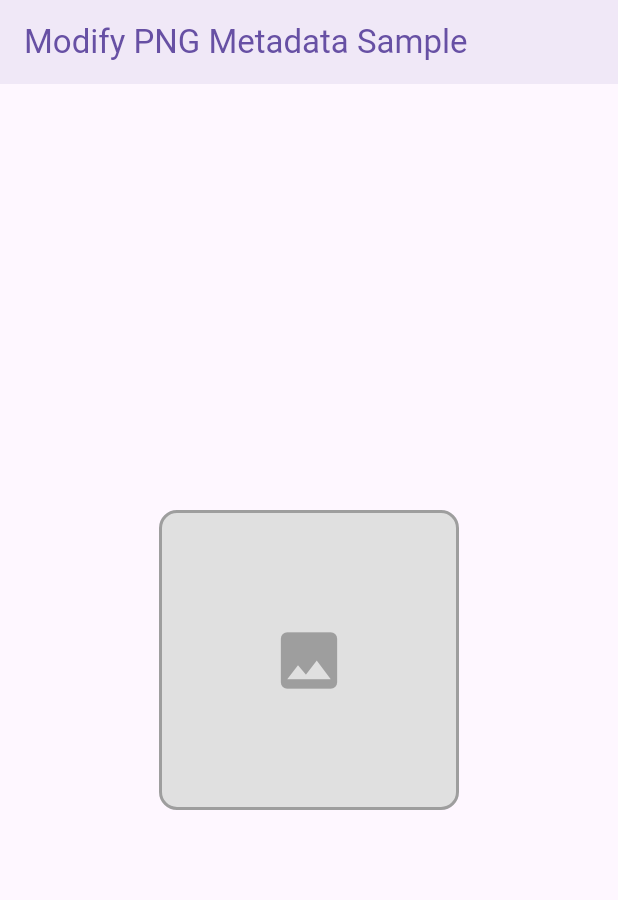
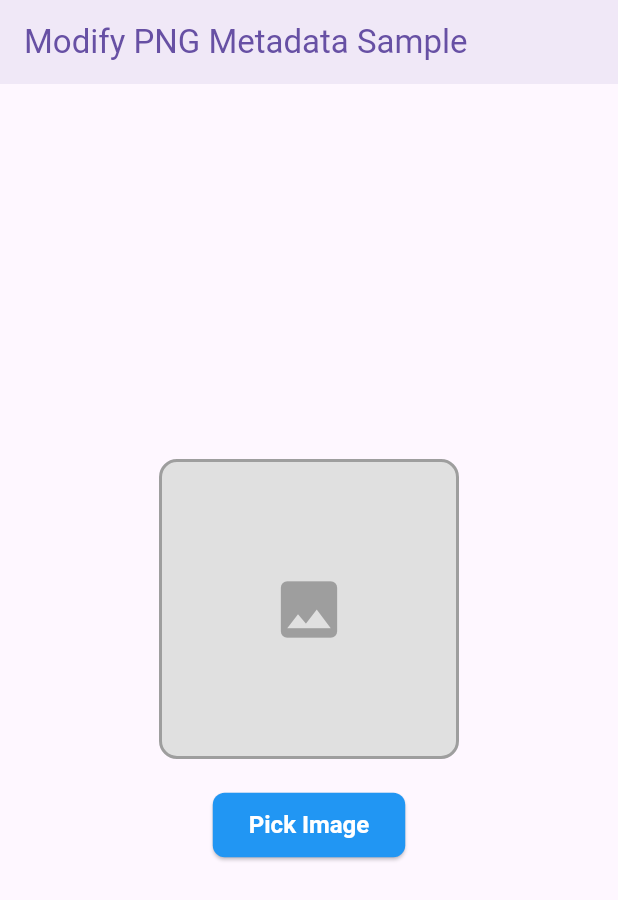
Before and after one commit to jhj0517/flutter-samples, a Flutter app: the screen it shows after launch, on a phone screen of 412 x 824 dp. Shown: the top 900 px of the screen. Run offline on Flutter 3.47's test engine with Material 3 defaults, Android fonts, the phone set to English and light mode, and no system bars; our stand-ins replace device_preview, firebase_auth, firebase_core, flutter_phoenix, get_it, google_fonts and 7 more; missing offline and left inert: googleapis, png_chunks_encode, png_chunks_extract; accounts and stored records are empty; generated files the repository leaves out were written again.

Commit message:
add pick image button

```diff
--- a/modify_png_metadata/lib/presentation/views/home/home_page.dart
+++ b/modify_png_metadata/lib/presentation/views/home/home_page.dart
@@ -55,6 +55,8 @@ class _MyHomePageState extends State<MyHomePage> {
           mainAxisAlignment: MainAxisAlignment.center,
           children: <Widget>[
             PickedImage(image: _image),
+            const SizedBox(height: 20),
+            PickImageButton(onPressed: _pickImage)
           ],
         )
       )
--- a/modify_png_metadata/lib/presentation/views/home/widgets/pick_image_button.dart
+++ b/modify_png_metadata/lib/presentation/views/home/widgets/pick_image_button.dart
@@ -10,9 +10,26 @@ class PickImageButton extends StatelessWidget {
 
   @override
   Widget build(BuildContext context) {
-    return TextButton(
+    return ElevatedButton(
       onPressed: onPressed,
-      child: const Text('Pick Image'),
+      style: ElevatedButton.styleFrom(
+        backgroundColor: Colors.blue,
+        padding: const EdgeInsets.symmetric(horizontal: 24, vertical: 12),
+        shape: RoundedRectangleBorder(
+          borderRadius: BorderRadius.circular(8), // Rounded corners
+        ),
+        textStyle: const TextStyle(
+          fontSize: 16,
+          fontWeight: FontWeight.bold,
+          color: Colors.white
+        ),
+      ),
+      child: const Text(
+        'Pick Image',
+        style: TextStyle(
+          color: Colors.white
+        ),
+      ),
     );
   }
 
```
